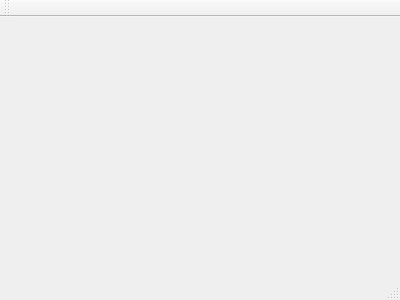
Qt form raydisplaywindow.ui (janisozaur/mgr_raydisplay) before a commit.
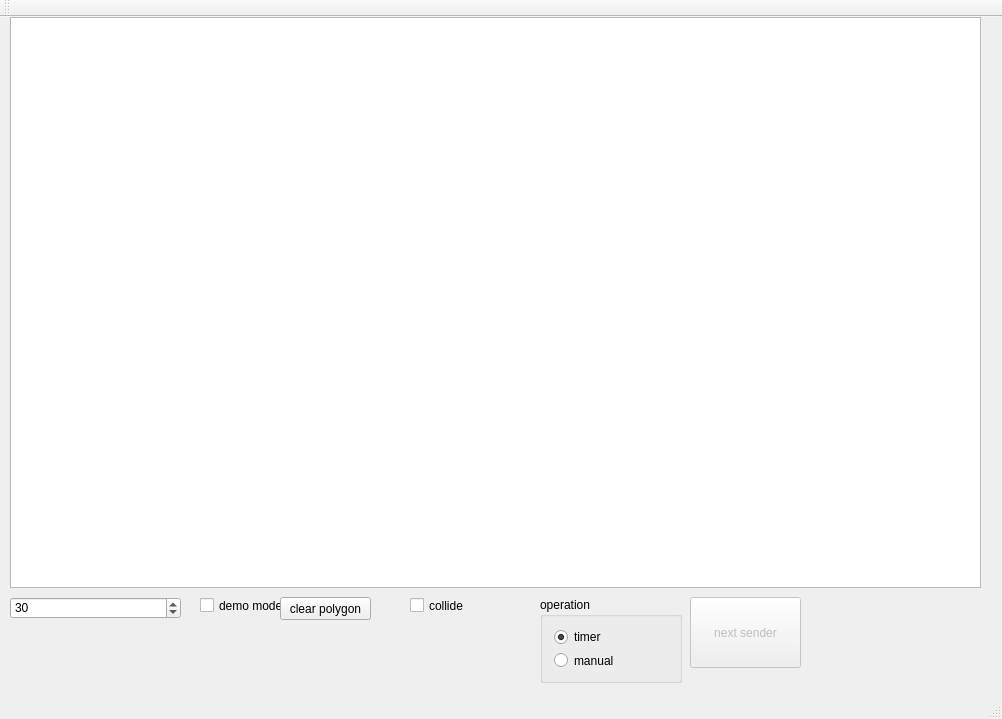
The same form after that commit.

```diff
--- a/raydisplaywindow.ui
+++ b/raydisplaywindow.ui
@@ -1,24 +1,153 @@
 <ui version="4.0">
  <class>RayDisplayWindow</class>
- <widget class="QMainWindow" name="RayDisplayWindow" >
-  <property name="geometry" >
+ <widget class="QMainWindow" name="RayDisplayWindow">
+  <property name="geometry">
    <rect>
     <x>0</x>
     <y>0</y>
-    <width>400</width>
-    <height>300</height>
+    <width>1002</width>
+    <height>719</height>
    </rect>
   </property>
   <property name="windowTitle" >
    <string>RayDisplayWindow</string>
   </property>
-  <widget class="QMenuBar" name="menuBar" />
-  <widget class="QToolBar" name="mainToolBar" />
-  <widget class="QWidget" name="centralWidget" />
-  <widget class="QStatusBar" name="statusBar" />
+  <widget class="QWidget" name="centralWidget">
+   <widget class="QGraphicsView" name="modelDisplay">
+    <property name="geometry">
+     <rect>
+      <x>10</x>
+      <y>0</y>
+      <width>971</width>
+      <height>571</height>
+     </rect>
+    </property>
+   </widget>
+   <widget class="QSpinBox" name="rayAngleSpinBox">
+    <property name="geometry">
+     <rect>
+      <x>10</x>
+      <y>580</y>
+      <width>171</width>
+      <height>22</height>
+     </rect>
+    </property>
+    <property name="minimum">
+     <number>2</number>
+    </property>
+    <property name="value">
+     <number>30</number>
+    </property>
+   </widget>
+   <widget class="QCheckBox" name="demoCheckBox">
+    <property name="geometry">
+     <rect>
+      <x>200</x>
+      <y>580</y>
+      <width>91</width>
+      <height>17</height>
+     </rect>
+    </property>
+    <property name="text">
+     <string>demo mode</string>
+    </property>
+   </widget>
+   <widget class="QPushButton" name="clearObstaclePushButton">
+    <property name="geometry">
+     <rect>
+      <x>280</x>
+      <y>580</y>
+      <width>91</width>
+      <height>23</height>
+     </rect>
+    </property>
+    <property name="text">
+     <string>clear polygon</string>
+    </property>
+   </widget>
+   <widget class="QCheckBox" name="collideEnableCheckBox">
+    <property name="geometry">
+     <rect>
+      <x>410</x>
+      <y>580</y>
+      <width>70</width>
+      <height>17</height>
+     </rect>
+    </property>
+    <property name="text">
+     <string>collide</string>
+    </property>
+   </widget>
+   <widget class="QGroupBox" name="groupBox">
+    <property name="geometry">
+     <rect>
+      <x>540</x>
+      <y>580</y>
+      <width>142</width>
+      <height>86</height>
+     </rect>
+    </property>
+    <property name="title">
+     <string>operation</string>
+    </property>
+    <layout class="QVBoxLayout" name="verticalLayout">
+     <item>
+      <widget class="QRadioButton" name="radioButton">
+       <property name="text">
+        <string>timer</string>
+       </property>
+       <property name="checked">
+        <bool>true</bool>
+       </property>
+      </widget>
+     </item>
+     <item>
+      <widget class="QRadioButton" name="radioButton_2">
+       <property name="text">
+        <string>manual</string>
+       </property>
+      </widget>
+     </item>
+    </layout>
+   </widget>
+   <widget class="QPushButton" name="senderIteratePushButton">
+    <property name="enabled">
+     <bool>false</bool>
+    </property>
+    <property name="geometry">
+     <rect>
+      <x>690</x>
+      <y>580</y>
+      <width>111</width>
+      <height>71</height>
+     </rect>
+    </property>
+    <property name="text">
+     <string>next sender</string>
+    </property>
+   </widget>
+  </widget>
+  <widget class="QMenuBar" name="menuBar">
+   <property name="geometry">
+    <rect>
+     <x>0</x>
+     <y>0</y>
+     <width>1002</width>
+     <height>25</height>
+    </rect>
+   </property>
+  </widget>
+  <widget class="QToolBar" name="mainToolBar">
+   <attribute name="toolBarArea">
+    <enum>TopToolBarArea</enum>
+   </attribute>
+   <attribute name="toolBarBreak">
+    <bool>false</bool>
+   </attribute>
+  </widget>
+  <widget class="QStatusBar" name="statusBar"/>
  </widget>
- <layoutDefault spacing="6" margin="11" />
- <pixmapfunction></pixmapfunction>
+ <layoutdefault spacing="6" margin="11"/>
  <resources/>
  <connections/>
 </ui>
```
Left out of the diff: 3 changed lines with no effect on the pictures.
